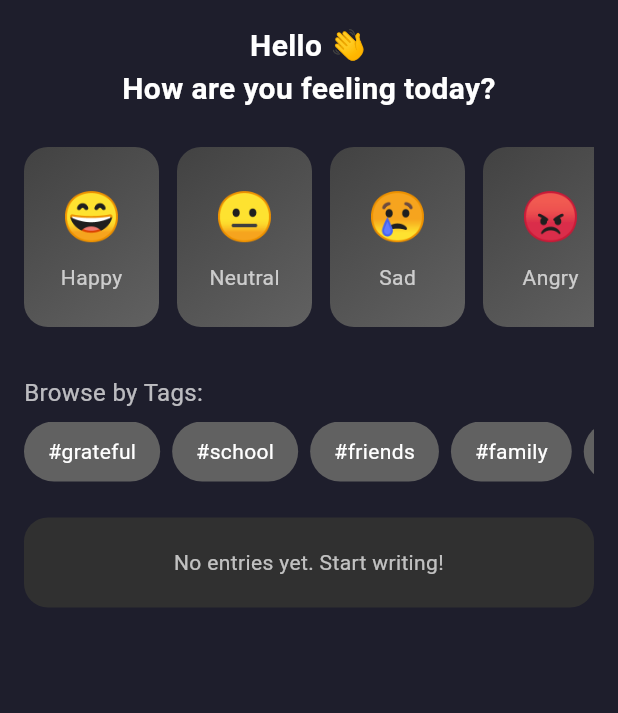
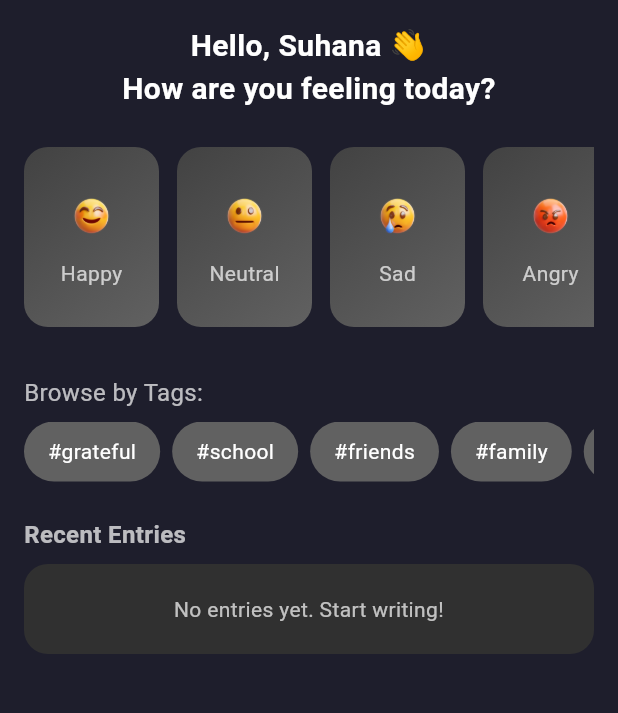
Before and after one commit to hannaRahim/dearDiary-2, a Flutter app: the HomeScreen screen opened directly, on a phone screen of 412 x 824 dp, the part 84-797 px from its top. Run offline on Flutter 3.47's test engine with Material 3 defaults, Android fonts, the light colour scheme and no system bars; our stand-ins replace image_picker, supabase_flutter, table_calendar; accounts and stored records are empty.

Commit message:
updated features homepage

```diff
--- a/lib/screens/home_screen.dart
+++ b/lib/screens/home_screen.dart
@@ -1,8 +1,8 @@
 import 'package:flutter/material.dart';
 import 'package:deardiary2/services/supabase_services.dart';
-import 'package:deardiary2/screens/login_screen.dart'; // Import LoginScreen for logout navigation
-import 'add_entry_screen.dart'; // Import AddEntryScreen
-import 'package:deardiary2/models/diary_entry.dart'; // Import DiaryEntry
+import 'package:deardiary2/screens/login_screen.dart';
+import 'add_entry_screen.dart';
+import 'package:deardiary2/models/diary_entry.dart';
 
 class HomeScreen extends StatefulWidget {
   const HomeScreen({super.key});
@@ -11,8 +11,8 @@ class HomeScreen extends StatefulWidget {
   State<HomeScreen> createState() => _HomeScreenState();
 }
 
-class _HomeScreenState extends State<HomeScreen>
-    with SingleTickerProviderStateMixin {
+class _HomeScreenState extends State<HomeScreen> {
+  final String username = "Suhana"; // Dynamic if you want
   final List<String> hashtags = [
     '#grateful',
     '#school',
@@ -23,13 +23,14 @@ class _HomeScreenState extends State<HomeScreen>
   ];
 
   final List<Map<String, String>> moods = [
-    {'emoji': '😄', 'label': 'Happy'},
-    {'emoji': '😐', 'label': 'Neutral'},
-    {'emoji': '😢', 'label': 'Sad'},
-    {'emoji': '😡', 'label': 'Angry'},
-    {'emoji': '😨', 'label': 'Anxious'},
-    {'emoji': '😴', 'label': 'Tired'},
-    {'emoji': '🤩', 'label': 'Excited'},
+    {'image': 'imgHappy.png', 'label': 'Happy'},
+    {'image': 'imgNeutral.png', 'label': 'Neutral'},
+    {'image': 'imgSad.png', 'label': 'Sad'},
+    {'image': 'imgAngry.png', 'label': 'Angry'},
+    {'image': 'imgAnxious.png', 'label': 'Anxious'},
+    {'image': 'imgTired.png', 'label': 'Tired'},
+    {'image': 'imgExcited.png', 'label': 'Excited'},
+    {'image': 'imgCustom.png', 'label': 'Custom'}, // Custom mood
   ];
 
   String? selectedTag;
@@ -64,12 +65,11 @@ class _HomeScreenState extends State<HomeScreen>
       context,
       PageRouteBuilder(
         transitionDuration: const Duration(milliseconds: 400),
-        pageBuilder: (_, __, ___) => AddEntryScreen(mood: mood), // Navigate to AddEntryScreen
+        pageBuilder: (_, __, ___) => AddEntryScreen(mood: mood),
         transitionsBuilder: (_, animation, __, child) =>
             FadeTransition(opacity: animation, child: child),
       ),
     ).then((_) {
-      // Refresh entries when returning from AddEntryScreen
       _fetchEntries();
     });
   }
@@ -87,10 +87,9 @@ class _HomeScreenState extends State<HomeScreen>
             icon: const Icon(Icons.logout),
             onPressed: () async {
               await _supabaseService.signOut();
-              // Navigate back to login screen or splash screen
               Navigator.pushAndRemoveUntil(
                 context,
-                MaterialPageRoute(builder: (context) => const LoginScreen()), // Assuming LoginScreen is your initial auth screen
+                MaterialPageRoute(builder: (context) => const LoginScreen()),
                 (Route<dynamic> route) => false,
               );
             },
@@ -103,11 +102,11 @@ class _HomeScreenState extends State<HomeScreen>
           child: Column(
             crossAxisAlignment: CrossAxisAlignment.center,
             children: [
-              // 👋 Greeting
-              const Text(
-                'Hello 👋\nHow are you feeling today?',
+              // Greeting
+              Text(
+                'Hello, $username 👋\nHow are you feeling today?',
                 textAlign: TextAlign.center,
-                style: TextStyle(
+                style: const TextStyle(
                   fontSize: 20,
                   color: Colors.white,
                   fontWeight: FontWeight.w600,
@@ -115,7 +114,7 @@ class _HomeScreenState extends State<HomeScreen>
               ),
               const SizedBox(height: 24),
 
-              // 🎭 Mood Selector
+              // Mood Selector
               SizedBox(
                 height: 120,
                 child: ListView.separated(
@@ -125,19 +124,24 @@ class _HomeScreenState extends State<HomeScreen>
                   itemBuilder: (context, index) {
                     final mood = moods[index];
                     final isSelected = selectedMood == mood['label'];
+                    final isCustom = mood['label'] == 'Custom';
 
                     return GestureDetector(
                       onTap: () {
+                        final label = mood['label']!;
+                        if (isCustom) {
+                          _navigateToaddEntryScreen('');
+                        } else {
                           setState(() {
-                          selectedMood = mood['label'];
+                            selectedMood = label;
                           });
                           Future.delayed(const Duration(milliseconds: 150), () {
-                          _navigateToaddEntryScreen(selectedMood!); // Call the updated navigation
+                            _navigateToaddEntryScreen(selectedMood!);
                           });
+                        }
                       },
                       child: AnimatedContainer(
                         duration: const Duration(milliseconds: 200),
-                        curve: Curves.easeOut,
                         width: isSelected ? 100 : 90,
                         height: isSelected ? 100 : 90,
                         padding: const EdgeInsets.all(12),
@@ -164,15 +168,20 @@ class _HomeScreenState extends State<HomeScreen>
                         child: Column(
                           mainAxisAlignment: MainAxisAlignment.center,
                           children: [
-                            Text(
-                              mood['emoji']!,
-                              style: const TextStyle(fontSize: 32),
+                            isCustom
+                                ? const Icon(Icons.add, color: Colors.white, size: 32)
+                                : Image.asset(
+                                    'assets/images/${mood['image']}',
+                                    width: 40,
+                                    height: 40,
                                   ),
                             const SizedBox(height: 8),
                             Text(
                               mood['label']!,
                               style: const TextStyle(
-                                  color: Colors.white70, fontSize: 14),
+                                color: Colors.white70,
+                                fontSize: 14,
+                              ),
                             ),
                           ],
                         ),
@@ -184,7 +193,7 @@ class _HomeScreenState extends State<HomeScreen>
 
               const SizedBox(height: 32),
 
-              // 🏷 Hashtag Filter
+              // Hashtag Filter
               Align(
                 alignment: Alignment.centerLeft,
                 child: const Text(
@@ -211,9 +220,7 @@ class _HomeScreenState extends State<HomeScreen>
                       child: Container(
                         padding: const EdgeInsets.symmetric(horizontal: 16),
                         decoration: BoxDecoration(
-                          color: isSelected
-                              ? Colors.pinkAccent
-                              : Colors.grey[700],
+                          color: isSelected ? Colors.pinkAccent : Colors.grey[700],
                           borderRadius: BorderRadius.circular(20),
                         ),
                         alignment: Alignment.center,
@@ -229,7 +236,21 @@ class _HomeScreenState extends State<HomeScreen>
 
               const SizedBox(height: 24),
 
-              // Display filtered entries
+              // Recent Entries Label
+              Align(
+                alignment: Alignment.centerLeft,
+                child: const Text(
+                  'Recent Entries',
+                  style: TextStyle(
+                    color: Colors.white70,
+                    fontSize: 16,
+                    fontWeight: FontWeight.w600,
+                  ),
+                ),
+              ),
+              const SizedBox(height: 8),
+
+              // Entries Display
               _diaryEntries.isEmpty
                   ? Container(
                       width: double.infinity,
@@ -252,11 +273,48 @@ class _HomeScreenState extends State<HomeScreen>
                       itemCount: _diaryEntries.length,
                       itemBuilder: (context, index) {
                         final entry = _diaryEntries[index];
-                        // Filter by selectedTag if it's not null
-                        if (selectedTag != null && !entry.content.toLowerCase().contains(selectedTag!.substring(1).toLowerCase()) && !entry.title.toLowerCase().contains(selectedTag!.substring(1).toLowerCase())) {
-                          return const SizedBox.shrink(); // Hide if not matching tag
+                        if (selectedTag != null &&
+                            !entry.content.toLowerCase().contains(selectedTag!.substring(1).toLowerCase()) &&
+                            !entry.title.toLowerCase().contains(selectedTag!.substring(1).toLowerCase())) {
+                          return const SizedBox.shrink();
                         }
-                        return Card(
+
+                        return Dismissible(
+                          key: Key(entry.id.toString()),
+                          direction: DismissDirection.endToStart,
+                          confirmDismiss: (direction) async {
+                            return await showDialog(
+                              context: context,
+                              builder: (context) => AlertDialog(
+                                title: const Text('Delete Entry'),
+                                content: const Text('Are you sure you want to delete this entry?'),
+                                actions: [
+                                  TextButton(
+                                    onPressed: () => Navigator.of(context).pop(false),
+                                    child: const Text('Cancel'),
+                                  ),
+                                  TextButton(
+                                    onPressed: () => Navigator.of(context).pop(true),
+                                    child: const Text('Delete'),
+                                  ),
+                                ],
+                              ),
+                            );
+                          },
+                          onDismissed: (direction) async {
+                            await _supabaseService.deleteEntry(int.parse(entry.id!));
+                            _fetchEntries();
+                          },
+                          background: Container(
+                            alignment: Alignment.centerRight,
+                            padding: const EdgeInsets.symmetric(horizontal: 20),
+                            decoration: BoxDecoration(
+                              color: Colors.redAccent,
+                              borderRadius: BorderRadius.circular(12),
+                            ),
+                            child: const Icon(Icons.delete, color: Colors.white),
+                          ),
+                          child: Card(
                             margin: const EdgeInsets.symmetric(vertical: 8.0),
                             color: Colors.grey[850],
                             shape: RoundedRectangleBorder(
@@ -308,6 +366,7 @@ class _HomeScreenState extends State<HomeScreen>
                                 ],
                               ),
                             ),
+                          ),
                         );
                       },
                     ),
--- a/lib/screens/profile_screen.dart
+++ b/lib/screens/profile_screen.dart
@@ -169,7 +169,6 @@ class _RecordCard extends StatelessWidget {
   final VoidCallback onTap;
 
   const _RecordCard({
-    super.key,
     required this.label,
     required this.count,
     required this.icon,
--- a/pubspec.yaml
+++ b/pubspec.yaml
@@ -55,6 +55,8 @@ dev_dependencies:
 
 # The following section is specific to Flutter packages.
 flutter:
+  assets:
+    - assets/images/
 
   # The following line ensures that the Material Icons font is
   # included with your application, so that you can use the icons in
```
Also changed, not shown: lib/services/supabase_services.dart (+11 -0 lines), assets/images/imgAngry.png (added), assets/images/imgAnxious.png (added), assets/images/imgExcited.png (added), assets/images/imgHappy.png (added), assets/images/imgNeutral.png (added), assets/images/imgSad.png (added), assets/images/imgTired.png (added). Lines whose indentation alone changed are shown as unchanged.
